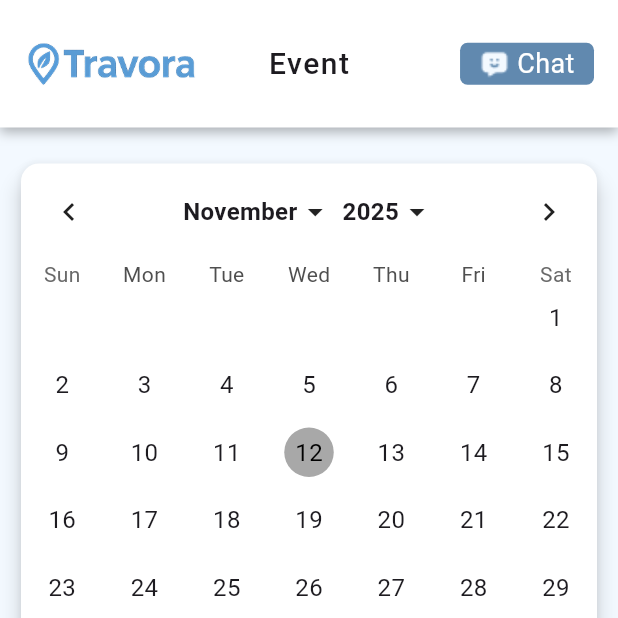
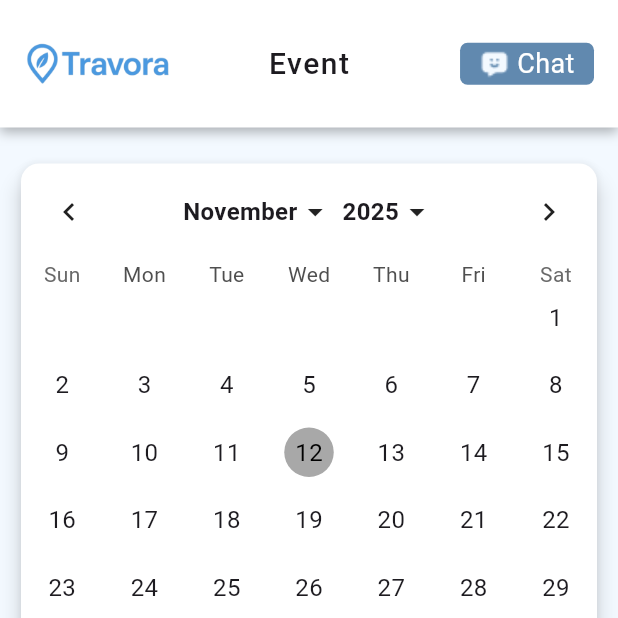
Before and after one commit to NgurahRio/Capstone2025-Undiknas, a Flutter app: the BottonNavigation screen opened directly with sample values from the repository, item 2 of the bottom bar chosen, on a phone screen of 412 x 824 dp, the top half of it. Run offline on Flutter 3.47's test engine with Material 3 defaults, Android fonts, the phone set to English and light mode, and no system bars; drawn by our look-alikes of table_calendar; our stand-ins replace flutter_rating, google_maps_flutter, shared_preferences; accounts and stored records are empty; network calls fail.

Commit message:
feat: update image assets and adjust layout dimensions for improved UI consistency

```diff
--- a/frontend/mobile/lib/componen/cardItems.dart
+++ b/frontend/mobile/lib/componen/cardItems.dart
@@ -74,9 +74,9 @@ class CardItems1 extends StatelessWidget {
                         color: Colors.white,
                         shadows: [
                           Shadow(
-                            offset: Offset(0, 1.5),   // arah bayangan (kanan, bawah)
-                            blurRadius: 6,           // seberapa blur bayangannya
-                            color: Colors.black54,   // warna bayangan
+                            offset: Offset(0, 1.5),
+                            blurRadius: 6,
+                            color: Colors.black54,
                           ),
                         ],
                       ),
@@ -96,9 +96,9 @@ class CardItems1 extends StatelessWidget {
                               color: Colors.white,
                               shadows: [
                                 Shadow(
-                                  offset: Offset(0, 1.5),   // arah bayangan (kanan, bawah)
-                                  blurRadius: 6,           // seberapa blur bayangannya
-                                  color: Colors.black54,   // warna bayangan
+                                  offset: Offset(0, 1.5),
+                                  blurRadius: 6,
+                                  color: Colors.black54,
                                 ),
                               ],
                             ),
@@ -110,7 +110,7 @@ class CardItems1 extends StatelessWidget {
                         Padding(
                           padding: const EdgeInsets.all(5),
                           child: Container(
-                            width: isBookmark == true ? 72 : 65,
+                            width: isBookmark == true ? 70 : 65,
                             padding: const EdgeInsets.only(left: 6),
                             decoration: BoxDecoration(
                               borderRadius: BorderRadius.circular(10),
--- a/frontend/mobile/lib/componen/headerCustom.dart
+++ b/frontend/mobile/lib/componen/headerCustom.dart
@@ -37,7 +37,7 @@ class Header extends StatelessWidget {
                         onTap: onTapBack,
                         child: Icon(Icons.arrow_back_ios),
                       )
-                    : Image.asset('assets/l&n.png', scale: 2.3),
+                    : Image.asset('assets/l&n.png', height: 30,),
                   if(title != null && title!.isNotEmpty)
                     Center(
                       child: Text(
--- a/frontend/mobile/lib/pages/Auth/forgetPassword.dart
+++ b/frontend/mobile/lib/pages/Auth/forgetPassword.dart
@@ -94,7 +94,7 @@ class _ForgetPasswordPageState extends State<ForgetPasswordPage> {
                   mainAxisAlignment: MainAxisAlignment.center,
                   children: [
 
-                    Image.asset('assets/l&n.png',),
+                    Image.asset('assets/l&n.png', height: 70,),
 
                     Align(
                       alignment: Alignment.centerLeft,
--- a/frontend/mobile/lib/pages/Auth/loginPage.dart
+++ b/frontend/mobile/lib/pages/Auth/loginPage.dart
@@ -161,7 +161,7 @@ class _LoginPageState extends State<LoginPage>
                         ),
                         Opacity(
                           opacity: _fadeOut.value,
-                          child: Image.asset('assets/name.png'),
+                          child: Image.asset('assets/name.png', height: 45,),
                         ),
                       ],
                     ),
--- a/frontend/mobile/lib/pages/Auth/registerPage.dart
+++ b/frontend/mobile/lib/pages/Auth/registerPage.dart
@@ -27,7 +27,7 @@ class _RegisterPageState extends State<RegisterPage> {
               mainAxisAlignment: MainAxisAlignment.center,
               children: [
 
-                Image.asset('assets/l&n.png',),
+                Image.asset('assets/l&n.png', height: 70,),
 
                 Align(
                   alignment: Alignment.centerLeft,
--- a/frontend/mobile/lib/pages/LandingPage/firstPage.dart
+++ b/frontend/mobile/lib/pages/LandingPage/firstPage.dart
@@ -15,7 +15,7 @@ class FirstPage extends StatelessWidget {
             children: [
               Padding(
                 padding: const EdgeInsets.symmetric(vertical: 25),
-                child: Image.asset('assets/l&n.png', height: 45),
+                child: Image.asset('assets/l&n.png', height: 30),
               ),
 
               Image.asset('assets/pana.png'),
--- a/frontend/mobile/lib/pages/bottonNavigation.dart
+++ b/frontend/mobile/lib/pages/bottonNavigation.dart
@@ -83,7 +83,7 @@ class _BottonNavigationState extends State<BottonNavigation> {
               child: Row(
                 mainAxisAlignment: MainAxisAlignment.spaceBetween,
                 children: [
-                  itemsNavigation(icon: Icons.home, selectedIndex: 0),
+                  itemsNavigation(icon: Icons.home_rounded, selectedIndex: 0),
 
                   itemsNavigation(icon: Icons.calendar_today_rounded, selectedIndex: 1),
 
```
Also changed, not shown: frontend/mobile/lib/pages/LandingPage/animation.dart (+6 -6 lines), frontend/mobile/lib/pages/dashboard.dart (+8 -4 lines), frontend/mobile/assets/discount.png, frontend/mobile/assets/gambar1.png, frontend/mobile/assets/l&n.png, frontend/mobile/assets/logo.png, frontend/mobile/assets/name.png.
